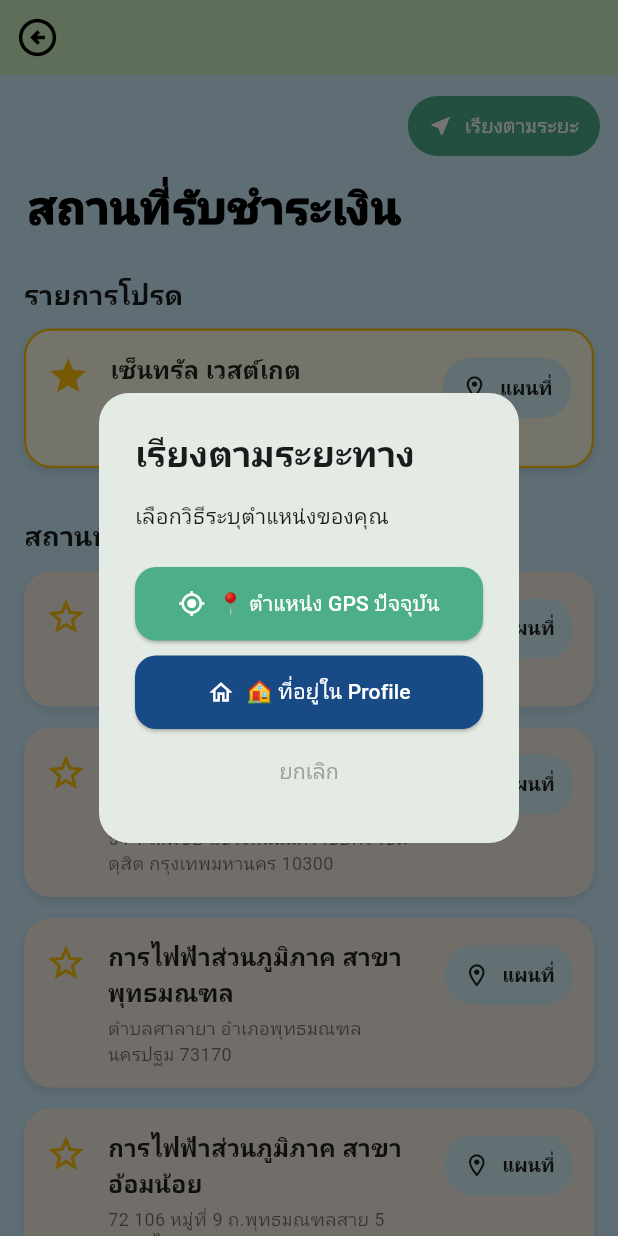
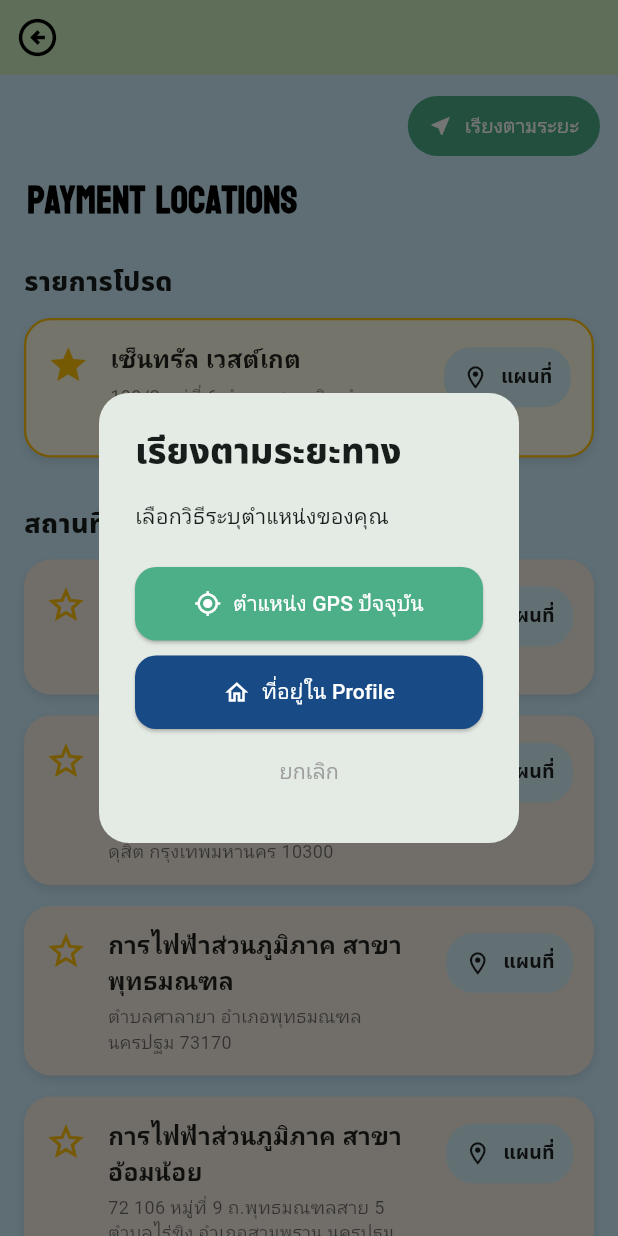
Before and after one commit to papapymie/ITDS283_Sec2_Group19, a Flutter app: the PaymentLocationsPage screen opened directly, after a tap on "เรียงตามระยะ", on a phone screen of 412 x 824 dp. Run offline on Flutter 3.47's test engine with Material 3 defaults, Android fonts, the phone set to English and light mode, and no system bars; our stand-ins replace cloud_firestore, firebase_auth, firebase_core, flutter_map, geocoding, geolocator and 3 more; accounts and stored records are empty.

```diff
--- a/lib/screens/location_screen.dart
+++ b/lib/screens/location_screen.dart
@@ -257,7 +257,7 @@ class _PaymentLocationsPageState extends State<PaymentLocationsPage> {
       builder: (ctx) => AlertDialog(
         shape: RoundedRectangleBorder(borderRadius: BorderRadius.circular(20)),
         title: const Text('เรียงตามระยะทาง',
-            style: TextStyle(fontWeight: FontWeight.w800)),
+            style: TextStyle(fontFamily: 'NotoSansThai', fontWeight: FontWeight.w800)),
         content: const Text('เลือกวิธีระบุตำแหน่งของคุณ'),
         actionsAlignment: MainAxisAlignment.center,
         actions: [
@@ -271,7 +271,7 @@ class _PaymentLocationsPageState extends State<PaymentLocationsPage> {
                     _useGPS();
                   },
                   icon: const Icon(Icons.my_location),
-                  label: const Text('📍 ตำแหน่ง GPS ปัจจุบัน'),
+                  label: const Text('ตำแหน่ง GPS ปัจจุบัน'),
                   style: ElevatedButton.styleFrom(
                     backgroundColor: const Color(0xFF4CAF87),
                     foregroundColor: Colors.white,
@@ -290,7 +290,7 @@ class _PaymentLocationsPageState extends State<PaymentLocationsPage> {
                     _useProfileAddress();
                   },
                   icon: const Icon(Icons.home_outlined),
-                  label: const Text('🏠 ที่อยู่ใน Profile'),
+                  label: const Text('ที่อยู่ใน Profile'),
                   style: ElevatedButton.styleFrom(
                     backgroundColor: const Color(0xFF184A86),
                     foregroundColor: Colors.white,
@@ -376,6 +376,7 @@ class _PaymentLocationsPageState extends State<PaymentLocationsPage> {
                       child: Text(
                         _locationStatusText,
                         style: TextStyle(
+                          fontFamily: 'NotoSansThai',
                           fontSize: 12,
                           fontWeight: FontWeight.w600,
                           color: _locationMode == 'gps'
@@ -412,14 +413,18 @@ class _PaymentLocationsPageState extends State<PaymentLocationsPage> {
                     if (favorites.isNotEmpty) ...[
                       const Text('รายการโปรด',
                           style: TextStyle(
-                              fontSize: 18, fontWeight: FontWeight.w800)),
+                            fontFamily: 'NotoSansThai',
+                            fontSize: 18,
+                            fontWeight: FontWeight.w800)),
                       const SizedBox(height: 10),
                       ...favorites.map(_buildLocationCard),
                       const SizedBox(height: 18),
                     ],
                     const Text('สถานที่รับชำระเงินอื่น ๆ',
                         style: TextStyle(
-                            fontSize: 18, fontWeight: FontWeight.w800)),
+                            fontFamily: 'NotoSansThai',
+                            fontSize: 18,
+                            fontWeight: FontWeight.w800)),
                     const SizedBox(height: 10),
                     ...others.map(_buildLocationCard),
                   ],
@@ -489,9 +494,10 @@ class _PaymentLocationsPageState extends State<PaymentLocationsPage> {
         const Padding(
           padding: EdgeInsets.fromLTRB(18, 8, 18, 12),
           child: Text(
-            'สถานที่รับชำระเงิน',
+            'Payment Locations',
             style: TextStyle(
-              fontSize: 30,
+              fontFamily: 'Koulen',
+              fontSize: 25,
               fontWeight: FontWeight.w900,
               color: Colors.black,
             ),
@@ -580,7 +586,7 @@ class _PaymentLocationsPageState extends State<PaymentLocationsPage> {
             onPressed: () => _openMapPage(location),
             icon: const Icon(Icons.location_on_outlined, size: 18),
             label: const Text('แผนที่',
-                style: TextStyle(fontSize: 13, fontWeight: FontWeight.w700)),
+                style: TextStyle(fontFamily: 'NotoSansThai', fontSize: 13, fontWeight: FontWeight.w700)),
             style: ElevatedButton.styleFrom(
               backgroundColor: const Color(0xFFD6F1FA),
               foregroundColor: Colors.black87,
@@ -645,7 +651,8 @@ class PaymentLocationMapPage extends StatelessWidget {
                   child: Text(
                     location.name,
                     style: const TextStyle(
-                      fontSize: 22,
+                      fontFamily: 'Koulen',
+                      fontSize: 26,
                       fontWeight: FontWeight.w900,
                       color: Colors.black,
                     ),
@@ -743,22 +750,22 @@ class PaymentLocationMapPage extends StatelessWidget {
                         children: [
                           Text(location.name,
                               style: const TextStyle(
+                                  fontFamily: 'NotoSansThai',
                                   fontSize: 17,
                                   fontWeight: FontWeight.w800,
                                   color: Colors.black87)),
-                          const SizedBox(height: 6),
-                          Text(location.address,
+                          const SizedBox(height: 10),
+                          Text( location.address,
                               style: const TextStyle(
-                                  fontSize: 13,
-                                  height: 1.4,
-                                  color: Colors.black54)),
+                                  fontFamily: 'NotoSansThai', fontSize: 13, height: 1.4, color: Colors.black54)),
                           const SizedBox(height: 10),
                           SizedBox(
                             width: double.infinity,
                             child: ElevatedButton.icon(
                               onPressed: () => _openInGoogleMaps(context),
                               icon: const Icon(Icons.map_outlined),
-                              label: const Text('เปิดใน Google Maps'),
+                              label: const Text('เปิดใน Google Maps'
+                                  , style: TextStyle(fontFamily: 'NotoSansThai', fontSize: 14, fontWeight: FontWeight.w700)),
                               style: ElevatedButton.styleFrom(
                                 backgroundColor: const Color(0xFFD6F1FA),
                                 foregroundColor: Colors.black87,
```
